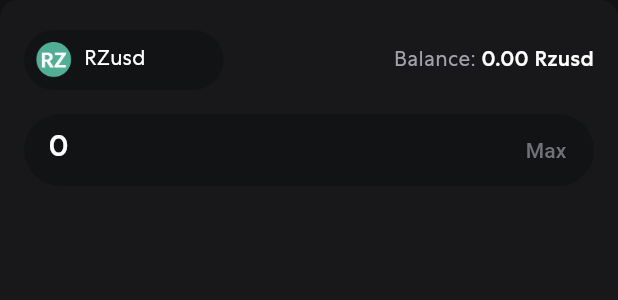
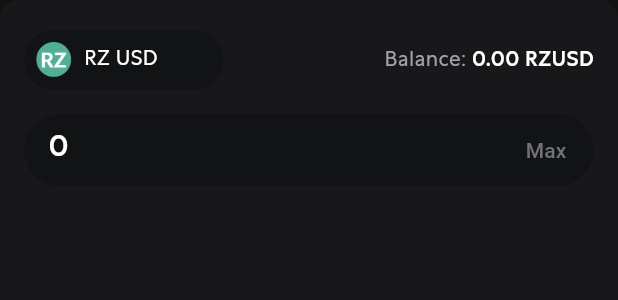
Before and after one commit to PouryaNoufallah96/rz-prime-mobile-app, a Flutter app: the SwapFromInput widget shown alone on an empty page, opened directly with empty values, on a phone screen of 412 x 824 dp. Shown: the top 300 px of the screen. Run offline on Flutter 3.47's test engine with Material 3 defaults, Android fonts, the phone set to English and light mode, and no system bars; drawn by our look-alikes of toastification; our stand-ins replace bloc, decimal, dio, equatable, flutter_bloc, flutter_hooks and 9 more; missing offline and left inert: android_id, mobile_scanner, reown_appkit, signalr_netcore, web3dart; accounts and stored records are empty; project files that could hold a hidden picture were left out.

Commit message:
refactor: tzusd rename

```diff
--- a/lib/pages/history/history.dart
+++ b/lib/pages/history/history.dart
@@ -300,7 +300,7 @@ class _Order extends StatelessWidget {
                       ),
                     ),
                     Text(
-                      '$loanAmount Rzusd',
+                      '$loanAmount RZUSD',
                       style: TextStyle(
                         fontFamily: 'CentraNo1-Medium',
                         fontSize: 16,
--- a/lib/pages/swap/orders/orders.dart
+++ b/lib/pages/swap/orders/orders.dart
@@ -100,7 +100,7 @@ class SwapOrders extends StatelessWidget {
                           ),
                           Text(
                             '${AppNumberFromatter.format(order.loanAmount)}'
-                            ' Rzusd',
+                            ' RZUSD',
                             style: const TextStyle(
                               fontFamily: 'CentraNo1-Medium',
                               fontSize: 14,
--- a/lib/pages/swap/orders/widgets/bloc/order_action_bloc.dart
+++ b/lib/pages/swap/orders/widgets/bloc/order_action_bloc.dart
@@ -85,7 +85,7 @@ class OrderActionBloc extends Bloc<OrderActionEvent, OrderActionState> {
         type: ToastificationType.error,
         title: Text(
             // ignore: lines_longer_than_80_chars
-            'Insufficient Rzusd on ${balance.$1}. Switch network or fund your wallet.'),
+            'Insufficient RZUSD on ${balance.$1}. Switch network or fund your wallet.'),
         borderRadius: BorderRadius.circular(6),
         autoCloseDuration: const Duration(seconds: 4),
       );
--- a/lib/pages/swap/widgets/from_input.dart
+++ b/lib/pages/swap/widgets/from_input.dart
@@ -59,7 +59,7 @@ class SwapFromInput extends HookWidget {
                         padding: EdgeInsetsGeometry.fromLTRB(8, 8, 0, 8),
                         child: AppToken(
                           src: 'assets/icons/tether.png',
-                          name: 'RZusd',
+                          name: 'RZ USD',
                         ),
                       ),
                     ),
@@ -70,7 +70,7 @@ class SwapFromInput extends HookWidget {
                       children: [
                         TextSpan(
                           text: '${AppNumberFromatter.format(stats.balance)}'
-                              ' Rzusd',
+                              ' RZUSD',
                           style: const TextStyle(
                             fontFamily: 'CentraNo1-Medium',
                             fontSize: 14,
```
